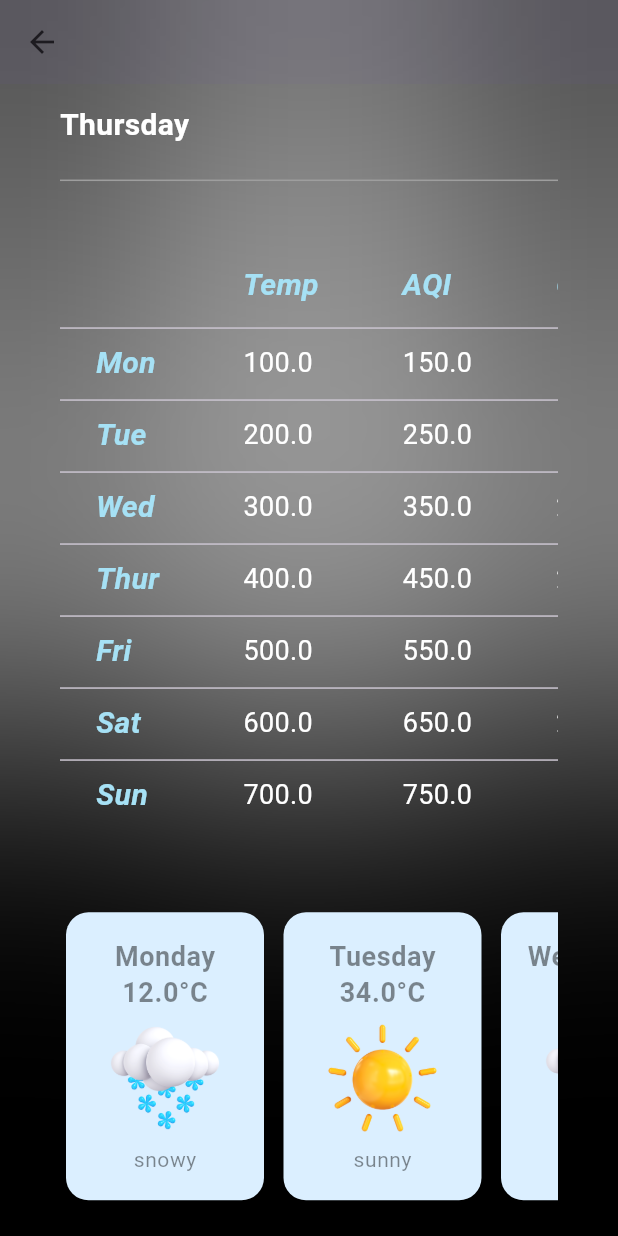
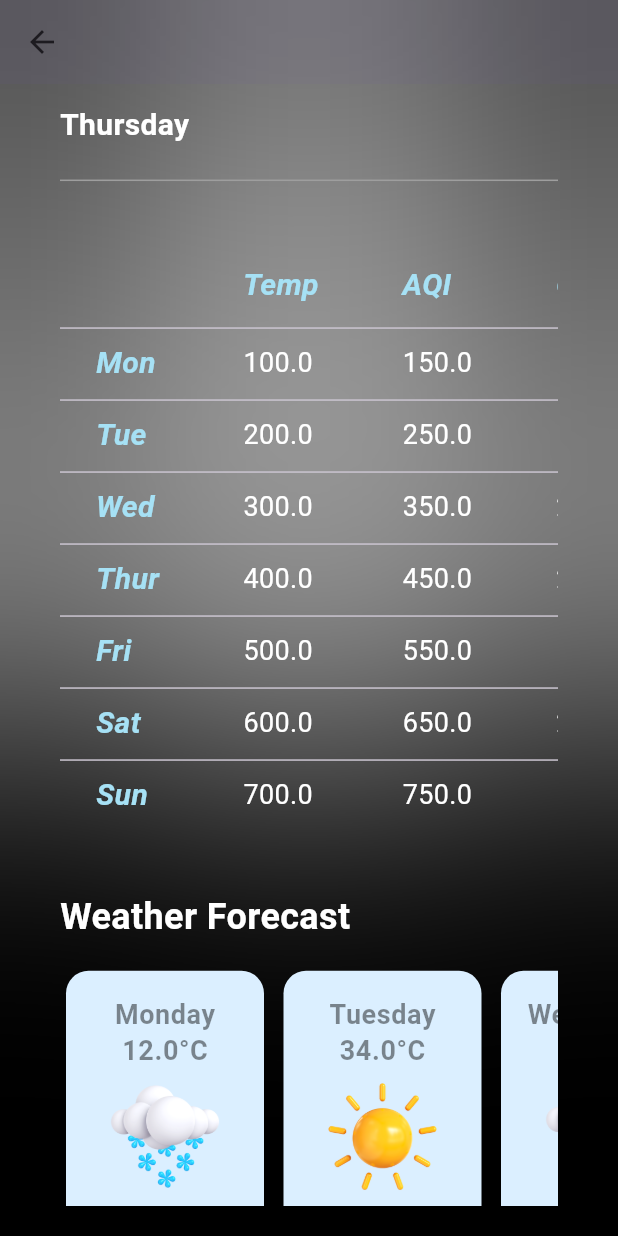
Before and after one commit to 11a55an/air-pollution-forecasting, a Flutter app: the ForecastScreen screen opened directly with empty values, scrolled down 497 dp, on a phone screen of 412 x 824 dp. Run offline on Flutter 3.47's test engine with Material 3 defaults, Android fonts, the phone set to English and light mode, and no system bars; our stand-ins replace bloc, equatable, flutter_bloc, geolocator, google_fonts, lottie and 1 more; missing offline and left inert: kdgaugeview, sliding_switch; Roboto replaces fonts that are missing (flutterfonts).

Commit message:
Update forecasting_screen.dart

```diff
--- a/envirocast_App/lib/screens/forecasting_screen.dart
+++ b/envirocast_App/lib/screens/forecasting_screen.dart
@@ -314,9 +314,21 @@ class ForecastScreen extends StatelessWidget {
                               ],
                             )),
 
+                         SizedBox(
+                          height: 40,
+                        ),
+                        Text(
+                          'Weather Forecast',
+                          style: TextStyle(
+                            fontWeight: FontWeight.bold,
+                            color: Colors.white,
+                            fontSize: 24,
+                          ),
+                        ),
                         SizedBox(
-                          height: 50,
+                          height: 15,
                         ),
+
                         Container(
                           height: 200,
                           child: ListView.separated(
```
